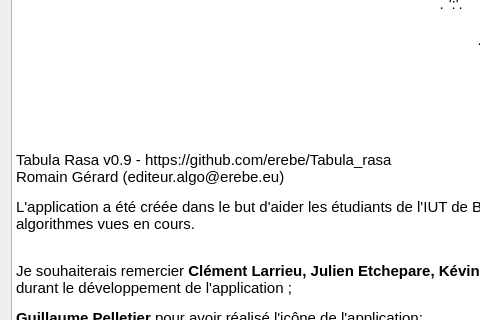
First picture: the form in Sources/Interface/aboutDialog.ui, repository erebe/Tabula_rasa, before the edit; both pictures show x 0 to 480 and y 399 to 719 of the 1106 by 837 pixel window.
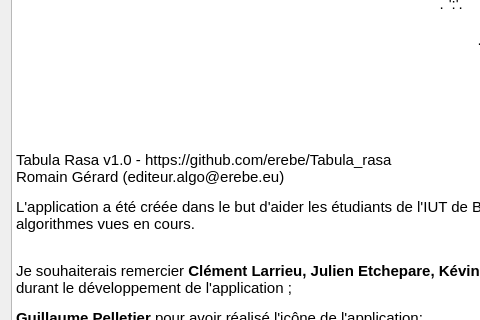
Second picture: the form after the edit.

Commit message: Passage en version 1.0 	modified:   Sources/Interface/aboutDialog.ui

What changed in the file:
```diff
--- a/Sources/Interface/aboutDialog.ui
+++ b/Sources/Interface/aboutDialog.ui
@@ -56,7 +56,7 @@
 &lt;p align=&quot;center&quot; style=&quot; margin-top:0px; margin-bottom:0px; margin-left:0px; margin-right:0px; -qt-block-indent:0; text-indent:0px;&quot;&gt;&lt;span style=&quot; font-family:'Courier New,courier';&quot;&gt;                              ';::::::::;;:.   ':::'  .:;;:''':;;;:'                            &lt;/span&gt;&lt;/p&gt;
 &lt;p align=&quot;center&quot; style=&quot; margin-top:0px; margin-bottom:0px; margin-left:0px; margin-right:0px; -qt-block-indent:0; text-indent:0px;&quot;&gt;&lt;span style=&quot; font-family:'Courier New,courier';&quot;&gt;                                `':`   .`       ':'     ``.   ':'                               &lt;/span&gt;&lt;/p&gt;
 &lt;p align=&quot;center&quot; style=&quot; margin-top:0px; margin-bottom:12px; margin-left:0px; margin-right:0px; -qt-block-indent:0; text-indent:0px;&quot;&gt;&lt;span style=&quot; font-family:'Courier New,courier';&quot;&gt;               `.                        .`             &lt;/span&gt;&lt;/p&gt;
-&lt;p style=&quot; margin-top:0px; margin-bottom:12px; margin-left:0px; margin-right:0px; -qt-block-indent:0; text-indent:0px;&quot;&gt;Tabula Rasa v0.9 - &lt;span style=&quot; font-family:'Century Schoolbook L';&quot;&gt;https://github.com/erebe/Tabula_rasa&lt;br /&gt;&lt;/span&gt;Romain Gérard (editeur.algo@erebe.eu)&lt;/p&gt;
+&lt;p style=&quot; margin-top:0px; margin-bottom:12px; margin-left:0px; margin-right:0px; -qt-block-indent:0; text-indent:0px;&quot;&gt;Tabula Rasa v1.0 - &lt;span style=&quot; font-family:'Century Schoolbook L';&quot;&gt;https://github.com/erebe/Tabula_rasa&lt;br /&gt;&lt;/span&gt;Romain Gérard (editeur.algo@erebe.eu)&lt;/p&gt;
 &lt;p style=&quot; margin-top:0px; margin-bottom:12px; margin-left:0px; margin-right:0px; -qt-block-indent:0; text-indent:0px;&quot;&gt;L'application a été créée dans le but d'aider les étudiants de l'IUT de Bayonne et du Pays Basque dans la fastidieuse tâche qu'est la représentation des algorithmes vues en cours.&lt;br /&gt;&lt;/p&gt;
 &lt;p style=&quot; margin-top:0px; margin-bottom:12px; margin-left:0px; margin-right:0px; -qt-block-indent:0; text-indent:0px;&quot;&gt;Je souhaiterais remercier &lt;span style=&quot; font-family:'Century Schoolbook L'; font-weight:600;&quot;&gt;Clément Larrieu, Julien Etchepare, Kévin Bélellou, Marina Aguilar, Thibault Etienne, &lt;/span&gt;pour tous les retours qu'ils m'ont transmit durant le développement de l'application ;&lt;span style=&quot; font-family:'Century Schoolbook L'; font-weight:600;&quot;&gt; &lt;/span&gt;&lt;/p&gt;
 &lt;p style=&quot; margin-top:0px; margin-bottom:12px; margin-left:0px; margin-right:0px; -qt-block-indent:0; text-indent:0px;&quot;&gt;&lt;span style=&quot; font-weight:600;&quot;&gt;Guillaume Pelletier &lt;/span&gt;pour avoir réalisé l'icône de l'application;&lt;/p&gt;
```
